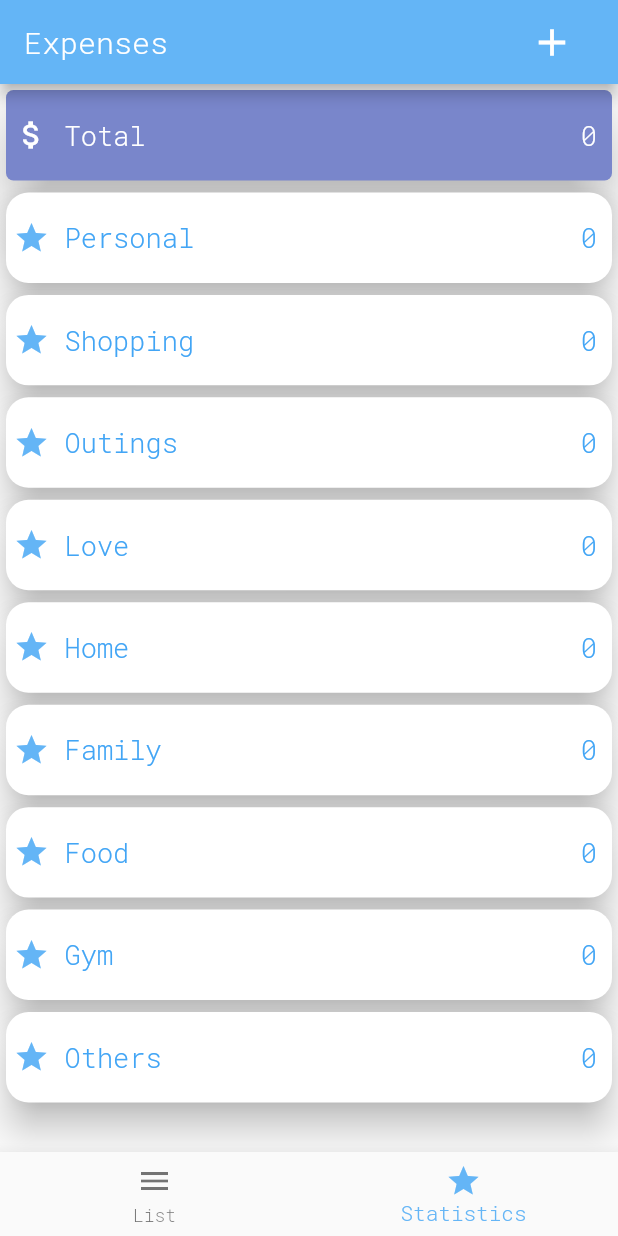
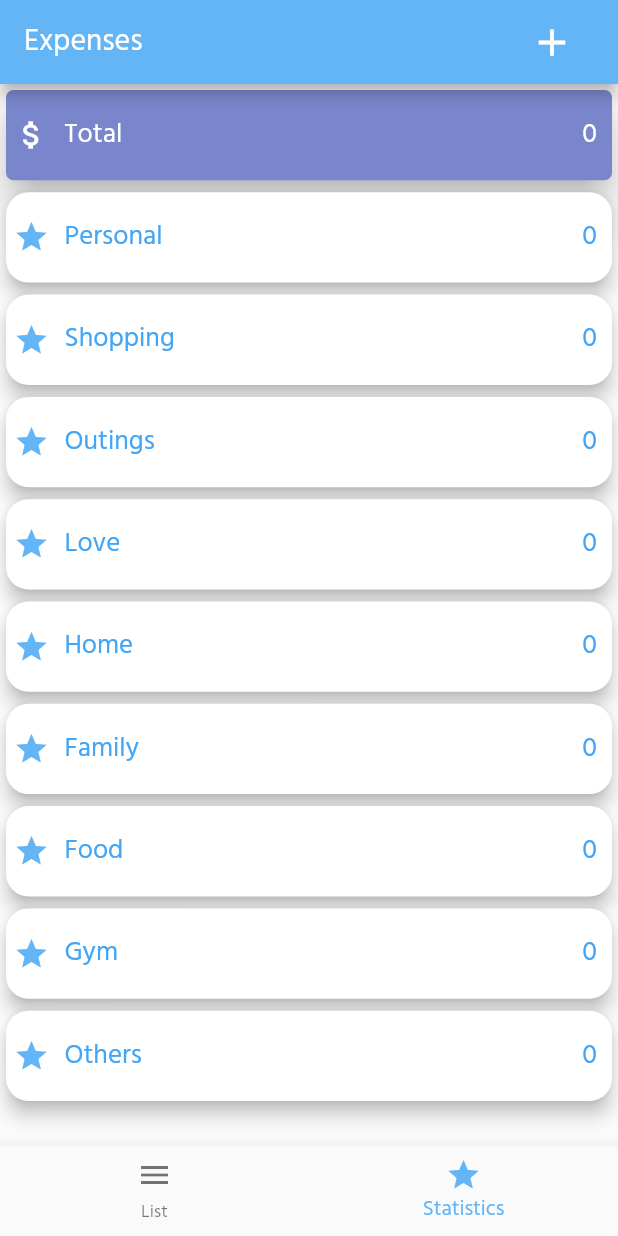
Before and after one commit to Wahba1414/Expenses, a Flutter app: the screen it shows after launch, item 2 of the bottom bar chosen, on a phone screen of 412 x 824 dp. Run offline on Flutter 3.47's test engine with Material 2 defaults, Android fonts, the phone set to English and light mode, and no system bars; our stand-ins replace flutter_money_formatter, sqflite; accounts and stored records are empty.

Commit message:
Add new font 'Hind'

```diff
--- a/lib/main.dart
+++ b/lib/main.dart
@@ -16,8 +16,9 @@ class Top extends StatelessWidget {
       debugShowCheckedModeBanner: false,
       theme: ThemeData(
         // fontFamily: 'Monotserrat',
-        fontFamily: 'RobotoMono',
+        // fontFamily: 'RobotoMono',
         // fontFamily: 'OpenSans',
+        fontFamily: 'Hind',
         primaryColor: Colors.blue[300],
         accentColor: Colors.black87,
         primaryColorLight: Colors.white,
@@ -139,7 +140,7 @@ class _MyAppState extends State<MyApp> {
               // height:
               //     (MediaQuery.of(context).size.height - appBar.preferredSize.height) * .5,
               child: Home(
-                appBar.preferredSize.height + kBottomNavigationBarHeight + 5,
+                appBar.preferredSize.height + kBottomNavigationBarHeight + 6,
                 snapshot.data ?? [],
                 reload,
                 widget._categories,
--- a/lib/statistics.dart
+++ b/lib/statistics.dart
@@ -53,7 +53,7 @@ class _StatisticsState extends State<Statistics> {
               height: constraints.maxHeight * .1,
               child: Card(
                 color: Theme.of(context).backgroundColor,
-                elevation: 15,
+                elevation: 10,
                 shape: RoundedRectangleBorder(
                   borderRadius: BorderRadius.circular(5),
                 ),
@@ -134,7 +134,7 @@ class _StatisticsState extends State<Statistics> {
                           ),
                         ),
                         color: Colors.white,
-                        elevation: 10,
+                        elevation: 5,
                         shape: RoundedRectangleBorder(
                           borderRadius: BorderRadius.circular(15),
                         ),
--- a/pubspec.yaml
+++ b/pubspec.yaml
@@ -88,6 +88,11 @@ flutter:
       fonts:
         - asset: assets/fonts/OpenSansCondensed-Light.ttf
           style: normal
+          weight: 900
+    - family: Hind
+      fonts:
+        - asset: assets/fonts/Hind-Regular.ttf
+          style: normal
           weight: 700
   #   - family: Trajan Pro
   #     fonts:
```
Also changed, not shown: assets/fonts/Hind-Regular.ttf (added).
